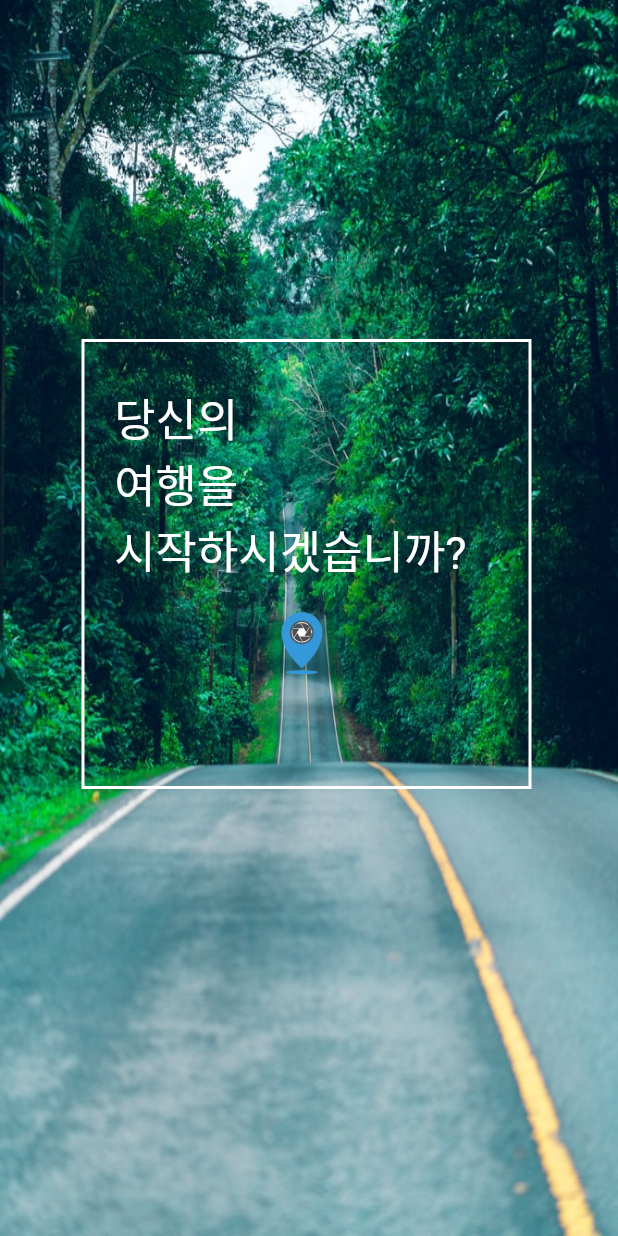
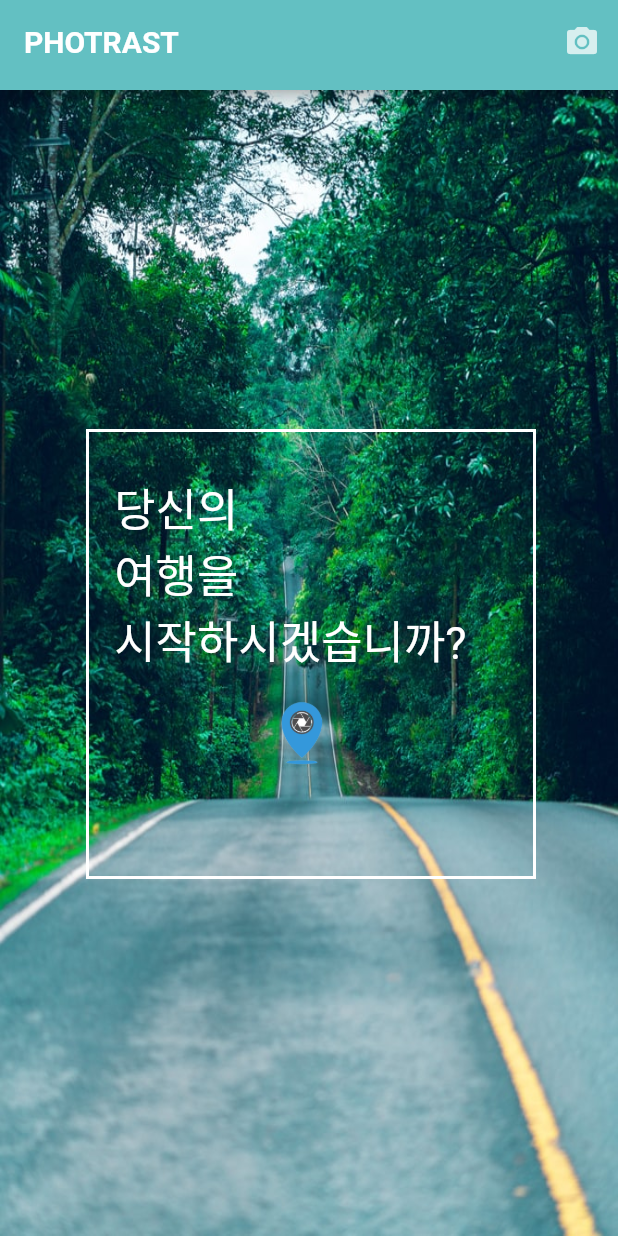
Before and after one commit to Michellehwang001/photrast, a Flutter app: the screen it shows after launch, on a phone screen of 412 x 824 dp. Run offline on Flutter 3.47's test engine with Material 2 defaults, Android fonts, the phone set to English and light mode, and no system bars; Roboto replaces fonts that are missing (Georgia, Hind).

Commit message:
main 테두리 수정

```diff
--- a/lib/main.dart
+++ b/lib/main.dart
@@ -1,4 +1,5 @@
 import 'package:flutter/material.dart';
+import 'package:project/ui/phot_appbar.dart';
 import 'package:project/ui/ui_temp.dart';
 
 void main() {
@@ -33,8 +34,11 @@ class Photrast extends StatelessWidget {
   @override
   Widget build(BuildContext context) {
     final mediaSize = MediaQuery.of(context).size;
+    print('width : ${mediaSize.width}');
+    print('width2 : ${(mediaSize.width - 300) / 3}');
 
     return Scaffold(
+      appBar: PhotAppBar(),
       // 백그라운드 이미지 Container
       body: Container(
         decoration: BoxDecoration(
@@ -52,7 +56,9 @@ class Photrast extends StatelessWidget {
                 // 흰 테두리
                 Positioned(
                   top: mediaSize.height / 4,
-                  left: mediaSize.width / 12,
+                  left: (mediaSize.width - 300) / 3,
+                  // top: mediaSize.height / 4,
+                  // left: mediaSize.width / 12,
                   child: Container(
                     height: 300,
                     width: 300,
--- a/lib/ui/phot_appbar.dart
+++ b/lib/ui/phot_appbar.dart
@@ -7,7 +7,7 @@ class PhotAppBar extends StatelessWidget implements PreferredSizeWidget{
   Widget build(BuildContext context) {
     return AppBar(
       title: Text(
-        'UI Template...',
+        'PHOTRAST',
         style: Theme.of(context).textTheme.headline2,
       ),
       actions: [
```
